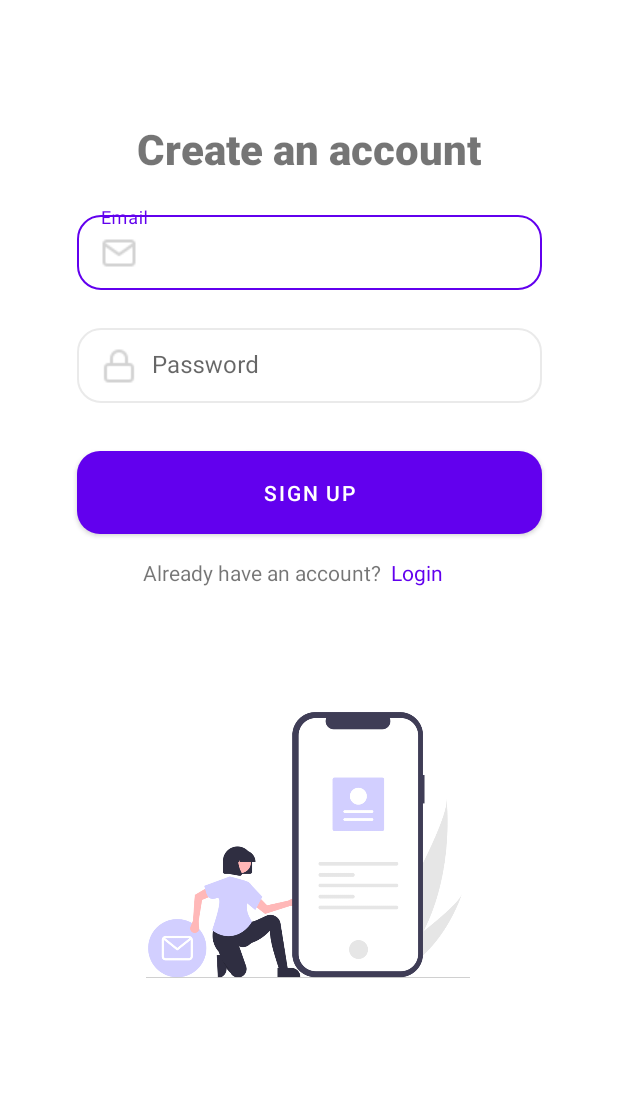
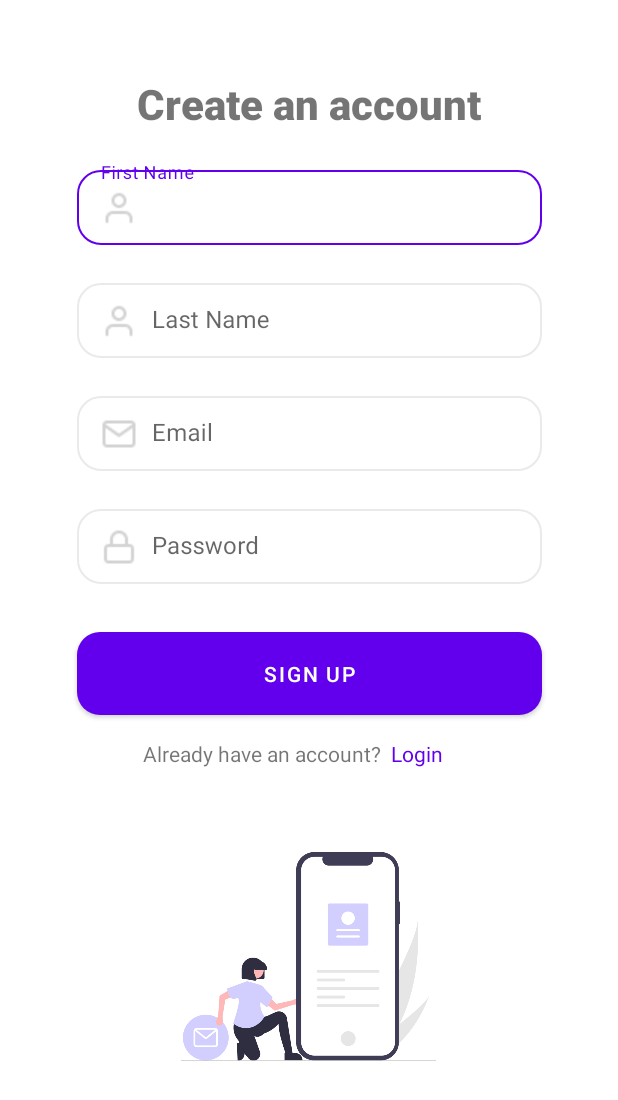
Before and after one commit to cathngo/Android-Mythology-Learning-App, an Android app: the Register screen opened directly, with no data from a screen before it, on a phone screen of 412 x 824 dp. Shown: the top 1100 px of the screen. Run offline under Robolectric (Android 15) with nearby library versions, the phone set to English and light mode, and no system bars; our stand-ins replace Firebase (no records; nobody signed in at launch, a user with empty details on screens opened directly), Room's generated code.

Commit message:
Implemented room database for users

```diff
--- a/app/build.gradle
+++ b/app/build.gradle
@@ -38,4 +38,6 @@ dependencies {
     testImplementation 'junit:junit:4.+'
     androidTestImplementation 'androidx.test.ext:junit:1.1.3'
     androidTestImplementation 'androidx.test.espresso:espresso-core:3.4.0'
+    implementation 'androidx.room:room-runtime:2.2.4'
+    annotationProcessor 'androidx.room:room-compiler:2.2.4'
 }
--- /dev/null
+++ b/app/src/main/java/au/edu/unsw/infs3634/unswgamifiedlearningapp/DatabaseAll.java
@@ -0,0 +1,26 @@
+package au.edu.unsw.infs3634.unswgamifiedlearningapp;
+
+import androidx.room.Database;
+import androidx.room.Room;
+import androidx.room.RoomDatabase;
+import android.content.Context;
+
+@Database(entities = {User.class}, version = 1)
+public abstract class DatabaseAll extends RoomDatabase {
+
+    public abstract UserDao userDao();
+
+    private static DatabaseAll INSTANCE;
+
+    public static DatabaseAll getDbInstance(Context context) {
+
+        if (INSTANCE == null) {
+            INSTANCE = Room.databaseBuilder(context.getApplicationContext(), DatabaseAll.class, "DB_NAME")
+                    .allowMainThreadQueries()
+                    .build();
+
+        }
+        return INSTANCE;
+    }
+
+}
--- a/app/src/main/java/au/edu/unsw/infs3634/unswgamifiedlearningapp/Register.java
+++ b/app/src/main/java/au/edu/unsw/infs3634/unswgamifiedlearningapp/Register.java
@@ -2,12 +2,15 @@ package au.edu.unsw.infs3634.unswgamifiedlearningapp;
 
 import androidx.annotation.NonNull;
 import androidx.appcompat.app.AppCompatActivity;
+import androidx.room.Database;
+import androidx.room.Room;
 
 import android.content.Intent;
 import android.os.Bundle;
 import android.text.TextUtils;
+import android.util.Log;
 import android.widget.Button;
-import android.widget.EditText;
+
 import android.widget.TextView;
 import android.widget.Toast;
 
@@ -17,26 +20,36 @@ import com.google.android.material.textfield.TextInputEditText;
 import com.google.firebase.auth.AuthResult;
 import com.google.firebase.auth.FirebaseAuth;
 
+import java.util.List;
+import java.util.concurrent.Executors;
+
 //Reference for sign up using Firebase: https://www.youtube.com/watch?v=iSsa9OlQJms&ab_channel=SoftCoding
 
 public class Register extends AppCompatActivity {
 
     TextInputEditText etRegEmail;
     TextInputEditText  etRegPassword;
+    TextInputEditText  editFirstName;
+    TextInputEditText  editLastName;
     TextView txtLogin;
     Button btnRegister;
 
     FirebaseAuth mAuth;
 
+    private DatabaseAll mDb;
     @Override
     protected void onCreate(Bundle savedInstanceState) {
         super.onCreate(savedInstanceState);
         setContentView(R.layout.activity_register);
 
+
+
         etRegEmail = findViewById(R.id.editEmailReg);
         etRegPassword = findViewById(R.id.editPasswordReg);
         txtLogin = findViewById(R.id.txtLogin);
         btnRegister = findViewById(R.id.btnRegister);
+        editFirstName = findViewById(R.id.editFirstName);
+        editLastName = findViewById(R.id.editLastName);
 
         mAuth = FirebaseAuth.getInstance();
 
@@ -49,11 +62,17 @@ public class Register extends AppCompatActivity {
         });
 
 
+        mDb = Room.databaseBuilder(getApplicationContext(), DatabaseAll.class, "database-all")
+                .fallbackToDestructiveMigration()
+                .build();
+
     }
 
     private void createUser(){
         String email = etRegEmail.getText().toString();
         String password = etRegPassword.getText().toString();
+        String fName = editFirstName.getText().toString();
+        String lName = editLastName.getText().toString();
 
         if (TextUtils.isEmpty(email)){
             etRegEmail.setError("Email cannot be empty");
@@ -67,6 +86,10 @@ public class Register extends AppCompatActivity {
                 public void onComplete(@NonNull Task<AuthResult> task) {
                     if (task.isSuccessful()){
                         Toast.makeText(Register.this, "User registered successfully", Toast.LENGTH_SHORT).show();
+                        //insert into room Dao
+                        DatabaseAll db  = DatabaseAll.getDbInstance(Register.this);
+                        String id = mAuth.getCurrentUser().getUid();
+                        insertUserIntoDatabase(email,fName, lName, id, password);
                         startActivity(new Intent(Register.this, Login.class));
                     }else{
                         Toast.makeText(Register.this, "Registration Error: " + task.getException().getMessage(), Toast.LENGTH_SHORT).show();
@@ -76,4 +99,26 @@ public class Register extends AppCompatActivity {
         }
     }
 
+    private void insertUserIntoDatabase(String email, String firstName, String lastName, String id, String password) {
+        Executors.newSingleThreadExecutor().execute(new Runnable() {
+            @Override
+            public void run() {
+                mDb.userDao().insert(new User(email, firstName, lastName, id, password));
+
+                List<User> userAccounts = mDb.userDao().getUsers();
+                for(User userAccount : userAccounts) {
+                    Log.d("Printing user emails" , userAccount.getEmail());
+                    Log.d("Printing user fname" , userAccount.getFirstName());
+                    Log.d("Printing userlnane" , userAccount.getLastName());
+                    Log.d("Printing user uid" , userAccount.getUserId());
+                    Log.d("Printing user pw" , userAccount.getPassword());
+
+                }
+
+            }
+        });
+
+    }
+
+
 }
--- /dev/null
+++ b/app/src/main/java/au/edu/unsw/infs3634/unswgamifiedlearningapp/UserDao.java
@@ -0,0 +1,26 @@
+package au.edu.unsw.infs3634.unswgamifiedlearningapp;
+
+import androidx.room.Dao;
+import androidx.room.Delete;
+import androidx.room.Insert;
+import androidx.room.OnConflictStrategy;
+import androidx.room.Query;
+import androidx.room.Update;
+
+import java.util.List;
+@Dao
+public interface UserDao {
+    @Query("SELECT * FROM User")
+    List<User> getUsers();
+
+    @Query("SELECT * FROM User WHERE email == :email")
+    User getUser(String email);
+
+    @Query("DELETE FROM User")
+    void deleteAll();
+
+    @Insert
+    void insert(User... users);
+
+
+}
--- a/app/src/main/res/layout/activity_register.xml
+++ b/app/src/main/res/layout/activity_register.xml
@@ -11,7 +11,7 @@
         android:id="@+id/textView2"
         android:layout_width="wrap_content"
         android:layout_height="wrap_content"
-        android:layout_marginTop="80dp"
+        android:layout_marginTop="50dp"
         android:fontFamily="sans-serif-black"
         android:text="Create an account"
         android:textSize="28dp"
@@ -21,6 +21,48 @@
         app:layout_constraintTop_toTopOf="parent" />
 
     <com.google.android.material.textfield.TextInputLayout
+        android:id="@+id/etName"
+        style="@style/Widget.MaterialComponents.TextInputLayout.OutlinedBox"
+        android:layout_width="310dp"
+        android:layout_height="wrap_content"
+        android:layout_marginTop="20dp"
+        app:layout_constraintEnd_toEndOf="parent"
+        app:layout_constraintStart_toStartOf="parent"
+        app:layout_constraintTop_toBottomOf="@+id/textView2">
+
+        <com.google.android.material.textfield.TextInputEditText
+            android:id="@+id/editFirstName"
+            android:layout_width="310dp"
+            android:layout_height="50dp"
+            android:background="@drawable/custom_input"
+            android:drawableStart="@drawable/user"
+            android:drawablePadding="10dp"
+            android:hint="First Name"
+            android:inputType="textPersonName" />
+    </com.google.android.material.textfield.TextInputLayout>
+
+    <com.google.android.material.textfield.TextInputLayout
+        android:id="@+id/etLastName"
+        style="@style/Widget.MaterialComponents.TextInputLayout.OutlinedBox"
+        android:layout_width="310dp"
+        android:layout_height="wrap_content"
+        android:layout_marginTop="20dp"
+        app:layout_constraintEnd_toEndOf="parent"
+        app:layout_constraintStart_toStartOf="parent"
+        app:layout_constraintTop_toBottomOf="@+id/etName">
+
+        <com.google.android.material.textfield.TextInputEditText
+            android:id="@+id/editLastName"
+            android:layout_width="310dp"
+            android:layout_height="50dp"
+            android:background="@drawable/custom_input"
+            android:drawableStart="@drawable/user"
+            android:drawablePadding="10dp"
+            android:hint="Last Name"
+            android:inputType="textPersonName" />
+    </com.google.android.material.textfield.TextInputLayout>
+
+    <com.google.android.material.textfield.TextInputLayout
         android:id="@+id/etEmail"
         style="@style/Widget.MaterialComponents.TextInputLayout.OutlinedBox"
         android:layout_width="310dp"
@@ -28,7 +70,7 @@
         android:layout_marginTop="20dp"
         app:layout_constraintEnd_toEndOf="parent"
         app:layout_constraintStart_toStartOf="parent"
-        app:layout_constraintTop_toBottomOf="@+id/textView2">
+        app:layout_constraintTop_toBottomOf="@+id/etLastName">
 
         <com.google.android.material.textfield.TextInputEditText
             android:id="@+id/editEmailReg"
@@ -102,8 +144,8 @@
 
     <ImageView
         android:id="@+id/imageView3"
-        android:layout_width="224dp"
-        android:layout_height="177dp"
+        android:layout_width="195dp"
+        android:layout_height="139dp"
         app:layout_constraintBottom_toBottomOf="parent"
         app:layout_constraintEnd_toEndOf="parent"
         app:layout_constraintHorizontal_bias="0.497"
```
Also changed, not shown: app/src/main/java/au/edu/unsw/infs3634/unswgamifiedlearningapp/User.java (added, +77 -0 lines), app/src/main/res/drawable-v24/user.png (added), 1 other file.
